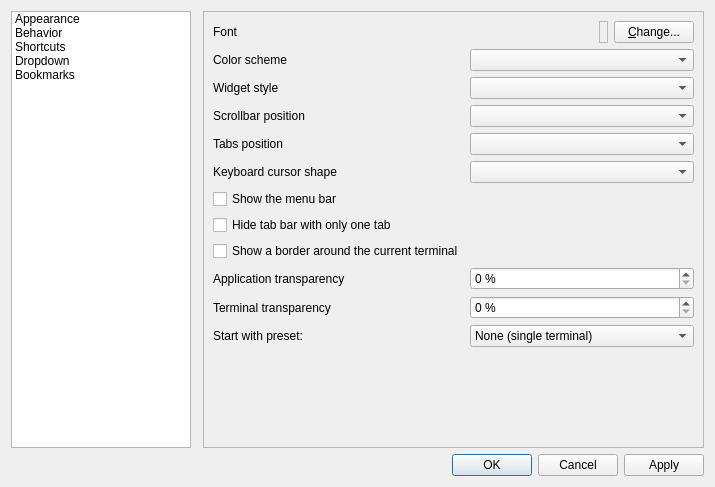
Above: src/forms/propertiesdialog.ui from lubuntu-team/qterminal-packaging before the change. Below: the same form after it.
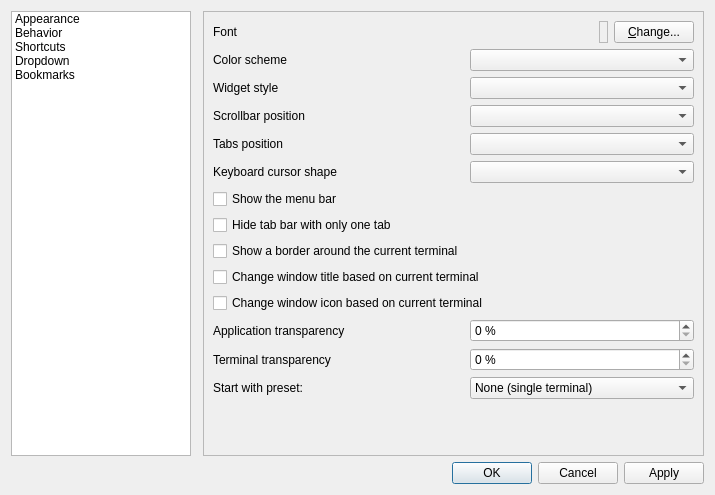
That is the form after the change.

Patch:
```diff
--- a/src/forms/propertiesdialog.ui
+++ b/src/forms/propertiesdialog.ui
@@ -7,7 +7,7 @@
     <x>0</x>
     <y>0</y>
     <width>715</width>
-    <height>487</height>
+    <height>495</height>
    </rect>
   </property>
   <property name="windowTitle">
@@ -108,13 +108,16 @@
          </property>
         </widget>
        </item>
-       <item row="12" column="0">
+       <item row="14" column="0">
         <widget class="QLabel" name="label_9">
          <property name="text">
           <string>Start with preset:</string>
          </property>
         </widget>
        </item>
+       <item row="5" column="1">
+        <widget class="QComboBox" name="tabsPos_comboBox"/>
+       </item>
        <item row="9" column="0">
         <widget class="QCheckBox" name="highlightCurrentCheckBox">
          <property name="text">
@@ -122,20 +125,17 @@
          </property>
         </widget>
        </item>
-       <item row="11" column="0">
-        <widget class="QLabel" name="label">
-         <property name="text">
-          <string>Terminal transparency</string>
-         </property>
-        </widget>
-       </item>
-       <item row="5" column="1">
-        <widget class="QComboBox" name="tabsPos_comboBox"/>
-       </item>
        <item row="4" column="1">
         <widget class="QComboBox" name="scrollBarPos_comboBox"/>
        </item>
-       <item row="10" column="0">
+       <item row="13" column="0">
+        <widget class="QLabel" name="label">
+         <property name="text">
+          <string>Terminal transparency</string>
+         </property>
+        </widget>
+       </item>
+       <item row="12" column="0">
         <widget class="QLabel" name="label_4">
          <property name="text">
           <string>Application transparency</string>
@@ -145,7 +145,7 @@
          </property>
         </widget>
        </item>
-       <item row="12" column="1">
+       <item row="14" column="1">
         <widget class="QComboBox" name="terminalPresetComboBox">
          <item>
           <property name="text">
@@ -169,7 +169,7 @@
          </item>
         </widget>
        </item>
-       <item row="10" column="1">
+       <item row="12" column="1">
         <widget class="QSpinBox" name="appTransparencyBox">
          <property name="suffix">
           <string> %</string>
@@ -250,7 +250,10 @@
          </property>
         </widget>
        </item>
-       <item row="11" column="1">
+       <item row="3" column="1">
+        <widget class="QComboBox" name="styleComboBox"/>
+       </item>
+       <item row="13" column="1">
         <widget class="QSpinBox" name="termTransparencyBox">
          <property name="suffix">
           <string> %</string>
@@ -266,6 +269,9 @@
          </property>
         </widget>
        </item>
+       <item row="6" column="1">
+        <widget class="QComboBox" name="keybCursorShape_comboBox"/>
+       </item>
        <item row="3" column="0">
         <widget class="QLabel" name="label_6">
          <property name="text">
@@ -273,10 +279,7 @@
          </property>
         </widget>
        </item>
-       <item row="3" column="1">
-        <widget class="QComboBox" name="styleComboBox"/>
-       </item>
-       <item row="13" column="0" colspan="2">
+       <item row="15" column="0" colspan="2">
         <spacer name="verticalSpacer_3">
          <property name="orientation">
           <enum>Qt::Vertical</enum>
@@ -289,9 +292,6 @@
          </property>
         </spacer>
        </item>
-       <item row="6" column="1">
-        <widget class="QComboBox" name="keybCursorShape_comboBox"/>
-       </item>
        <item row="7" column="0">
         <widget class="QCheckBox" name="showMenuCheckBox">
          <property name="text">
@@ -306,6 +306,20 @@
          </property>
         </widget>
        </item>
+       <item row="10" column="0" colspan="2">
+        <widget class="QCheckBox" name="changeWindowTitleCheckBox">
+         <property name="text">
+          <string>Change window title based on current terminal</string>
+         </property>
+        </widget>
+       </item>
+       <item row="11" column="0" colspan="2">
+        <widget class="QCheckBox" name="changeWindowIconCheckBox">
+         <property name="text">
+          <string>Change window icon based on current terminal</string>
+         </property>
+        </widget>
+       </item>
       </layout>
      </widget>
      <widget class="QWidget" name="historyPage">
```
